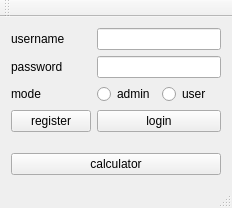
Old version of the form login.ui in the repository KyokaiNoKanata/TradingPlatform.
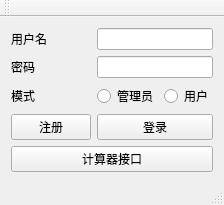
New version of the form.

What changed in the file:
```diff
--- a/login.ui
+++ b/login.ui
@@ -6,8 +6,8 @@
    <rect>
     <x>0</x>
     <y>0</y>
-    <width>232</width>
-    <height>208</height>
+    <width>189</width>
+    <height>179</height>
    </rect>
   </property>
   <property name="windowTitle">
@@ -20,7 +20,7 @@
       <item row="0" column="0">
        <widget class="QLabel" name="usernameLabel">
         <property name="text">
-         <string>username</string>
+         <string>用户名</string>
         </property>
        </widget>
       </item>
@@ -30,7 +30,7 @@
       <item row="1" column="0">
        <widget class="QLabel" name="passwordLabel">
         <property name="text">
-         <string>password</string>
+         <string>密码</string>
         </property>
        </widget>
       </item>
@@ -40,7 +40,7 @@
       <item row="2" column="0">
        <widget class="QLabel" name="label">
         <property name="text">
-         <string>mode</string>
+         <string>模式</string>
         </property>
        </widget>
       </item>
@@ -49,14 +49,14 @@
         <item>
          <widget class="QRadioButton" name="adminModeRadioButton">
           <property name="text">
-           <string>admin</string>
+           <string>管理员</string>
           </property>
          </widget>
         </item>
         <item>
          <widget class="QRadioButton" name="userModeRadioButton">
           <property name="text">
-           <string>user</string>
+           <string>用户</string>
           </property>
          </widget>
         </item>
@@ -65,14 +65,14 @@
       <item row="3" column="0">
        <widget class="QPushButton" name="registerButton">
         <property name="text">
-         <string>register</string>
+         <string>注册</string>
         </property>
        </widget>
       </item>
       <item row="3" column="1">
        <widget class="QPushButton" name="loginButton">
         <property name="text">
-         <string>login</string>
+         <string>登录</string>
         </property>
        </widget>
       </item>
@@ -81,7 +81,7 @@
     <item>
      <widget class="QPushButton" name="calculatorPushButton">
       <property name="text">
-       <string>calculator</string>
+       <string>计算器接口</string>
       </property>
      </widget>
     </item>
```
Left out of the diff: 6 changed lines with no effect on the pictures.
